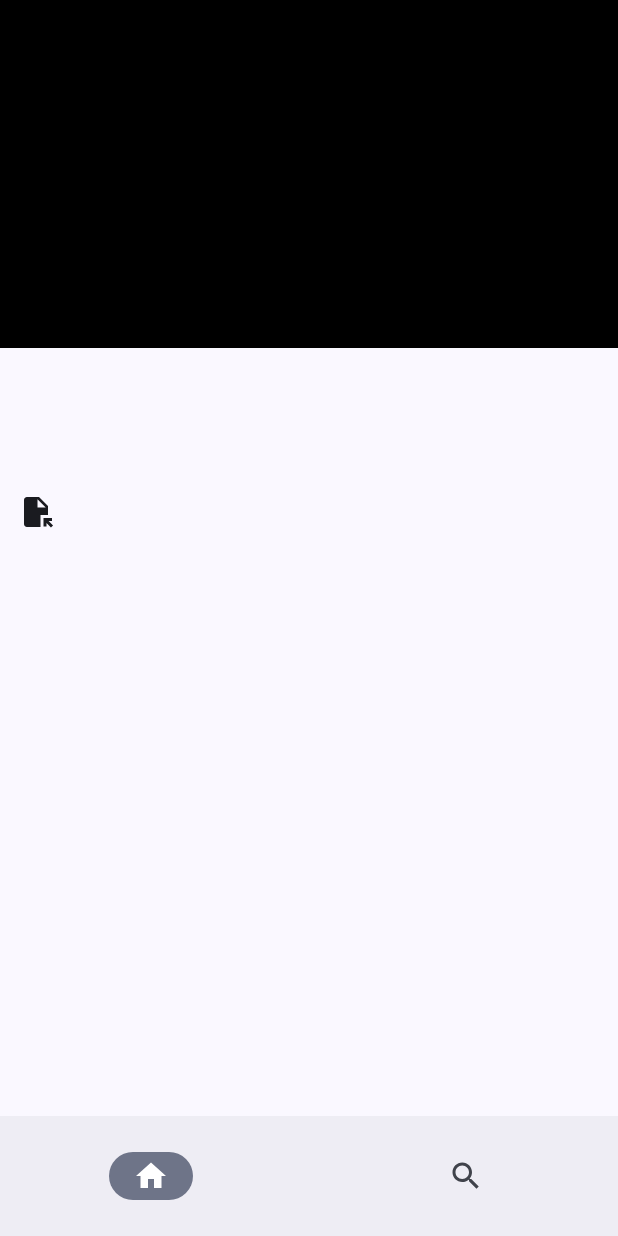
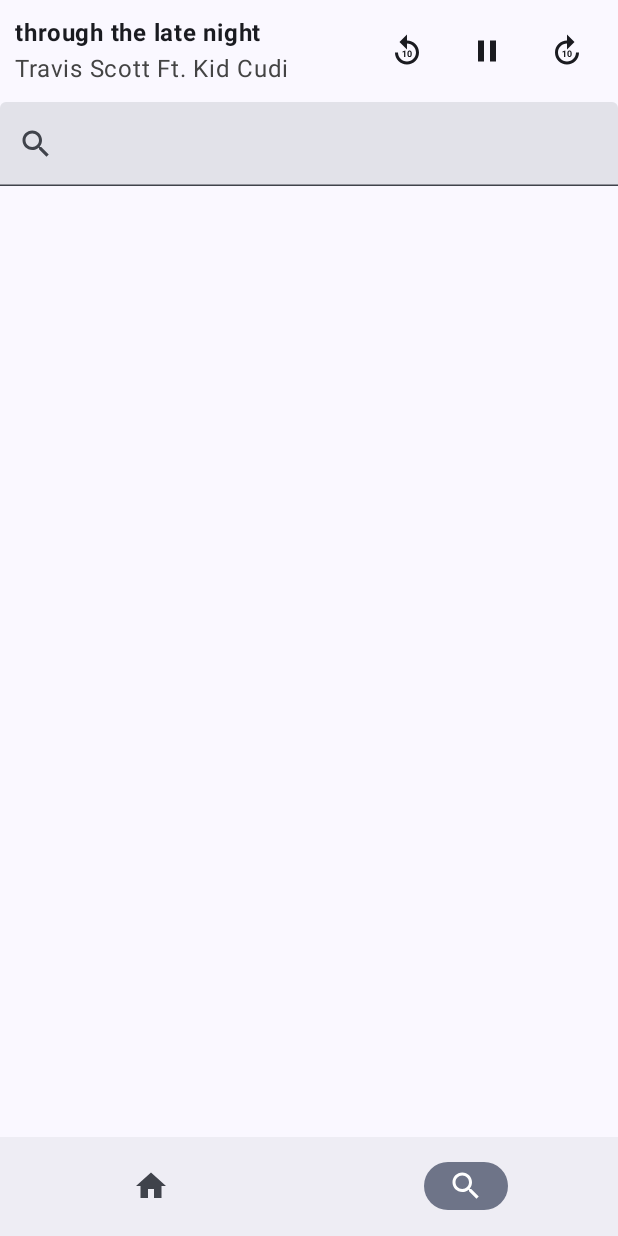
Before and after one commit to varunkumar2004/Music-App, an Android app built with Jetpack Compose: the screen it shows after launch (MainActivity), on a phone screen of 412 x 824 dp. Run offline under Robolectric (Android 15) with nearby library versions, the phone set to English and light mode, and no system bars; our stand-ins replace Dagger/Hilt's generated code.

Commit message:
Package Modified

```diff
--- a/app/src/main/java/com/varunkumar/audioactivityresult/MainActivity.kt
+++ b/app/src/main/java/com/varunkumar/audioactivityresult/MainActivity.kt
@@ -7,22 +7,43 @@ import androidx.activity.ComponentActivity
 import androidx.activity.compose.setContent
 import androidx.annotation.OptIn
 import androidx.annotation.RequiresApi
+import androidx.compose.foundation.layout.Arrangement
+import androidx.compose.foundation.layout.Box
+import androidx.compose.foundation.layout.Column
+import androidx.compose.foundation.layout.Row
+import androidx.compose.foundation.layout.Spacer
+import androidx.compose.foundation.layout.fillMaxWidth
+import androidx.compose.foundation.layout.height
 import androidx.compose.foundation.layout.padding
+import androidx.compose.foundation.layout.size
+import androidx.compose.foundation.layout.width
+import androidx.compose.foundation.shape.CircleShape
 import androidx.compose.material.icons.Icons
+import androidx.compose.material.icons.filled.Forward10
 import androidx.compose.material.icons.filled.Home
+import androidx.compose.material.icons.filled.Pause
+import androidx.compose.material.icons.filled.Replay10
 import androidx.compose.material.icons.filled.Search
+import androidx.compose.material3.Divider
 import androidx.compose.material3.Icon
+import androidx.compose.material3.IconButton
 import androidx.compose.material3.NavigationBar
 import androidx.compose.material3.NavigationBarItem
 import androidx.compose.material3.Scaffold
 import androidx.compose.material3.Text
+import androidx.compose.material3.TextFieldDefaults
 import androidx.compose.runtime.Composable
 import androidx.compose.runtime.getValue
 import androidx.compose.runtime.mutableStateOf
 import androidx.compose.runtime.remember
 import androidx.compose.runtime.setValue
+import androidx.compose.ui.Alignment
 import androidx.compose.ui.Modifier
+import androidx.compose.ui.draw.clip
+import androidx.compose.ui.graphics.Color
 import androidx.compose.ui.graphics.vector.ImageVector
+import androidx.compose.ui.text.font.FontWeight
+import androidx.compose.ui.unit.dp
 import androidx.core.app.ActivityCompat
 import androidx.hilt.navigation.compose.hiltViewModel
 import androidx.media3.common.util.UnstableApi
@@ -72,12 +93,17 @@ class MainActivity : ComponentActivity() {
 //                }
 //                HomeScreen(viewModel = mainViewModel)
                 var selectedIcon by remember {
-                    mutableStateOf(NavigationBarItems.Home.label)
+                    mutableStateOf(NavigationBarItems.Search.label)
                 }
 
                 Scaffold(
+                    topBar = {
+                        TopBar()
+                    },
                     bottomBar = {
-                        NavigationBar {
+                        NavigationBar(
+                            modifier = Modifier.height(TextFieldDefaults.MinHeight + 10.dp),
+                        ) {
                             NavigationBarItem(
                                 alwaysShowLabel = false,
                                 selected = selectedIcon == NavigationBarItems.Home.label,
@@ -120,6 +146,46 @@ class MainActivity : ComponentActivity() {
     }
 }
 
+@Composable
+fun TopBar() {
+    val modifier = Modifier.fillMaxWidth()
+
+    Row(
+        modifier = modifier.padding(10.dp),
+        verticalAlignment = Alignment.CenterVertically,
+        horizontalArrangement = Arrangement.SpaceBetween
+    ) {
+
+        // display cover if present
+        Column {
+            Text(text = "through the late night", fontWeight = FontWeight.Bold)
+            Text(text = "Travis Scott Ft. Kid Cudi", color = Color.DarkGray)
+        }
+
+        MusicPlayerView()
+    }
+}
+
+@Composable
+fun MusicPlayerView() {
+    Row(
+        verticalAlignment = Alignment.CenterVertically,
+        horizontalArrangement = Arrangement.spacedBy(5.dp)
+    ) {
+        IconButton(onClick = { /*TODO*/ }) {
+            Icon(imageVector = Icons.Default.Replay10, contentDescription = null)
+        }
+
+        IconButton(onClick = { /*TODO*/ }) {
+            Icon(imageVector = Icons.Default.Pause, contentDescription = null)
+        }
+
+        IconButton(onClick = { /*TODO*/ }) {
+            Icon(imageVector = Icons.Default.Forward10, contentDescription = null)
+        }
+    }
+}
+
 sealed class NavigationBarItems(
     val label: String,
     val icon: ImageVector
--- a/app/src/main/java/com/varunkumar/audioactivityresult/di/AppModule.kt
+++ b/app/src/main/java/com/varunkumar/audioactivityresult/di/AppModule.kt
@@ -3,8 +3,8 @@ package com.varunkumar.audioactivityresult.di
 import android.app.Application
 import androidx.media3.common.Player
 import androidx.media3.exoplayer.ExoPlayer
-import com.varunkumar.audioactivityresult.MetaDataReader
-import com.varunkumar.audioactivityresult.MetaDataReaderImpl
+import com.varunkumar.audioactivityresult.domain.MetaDataReader
+import com.varunkumar.audioactivityresult.domain.MetaDataReaderImpl
 import com.varunkumar.audioactivityresult.domain.ApiService
 import dagger.Module
 import dagger.Provides
@@ -13,6 +13,7 @@ import dagger.hilt.android.components.ViewModelComponent
 import dagger.hilt.android.scopes.ViewModelScoped
 import retrofit2.Retrofit
 import retrofit2.converter.gson.GsonConverterFactory
+import javax.inject.Named
 import javax.inject.Singleton
 
 @Module
@@ -23,6 +24,7 @@ object AppModule {
     @Provides
     // make this scoped for whole application
     @ViewModelScoped
+    @Named("mainViewModelPlayer")
     fun provideAudioPlayer(app: Application): Player {
         return ExoPlayer.Builder(app).build()
     }
@@ -43,4 +45,11 @@ object AppModule {
             .build()
             .create(ApiService::class.java)
     }
+
+    @Provides
+    @Singleton
+    @Named("appPlayer")
+    fun providePlayer(app: Application): Player {
+        return ExoPlayer.Builder(app).build()
+    }
 }
--- a/app/src/main/java/com/varunkumar/audioactivityresult/domain/ApiService.kt
+++ b/app/src/main/java/com/varunkumar/audioactivityresult/domain/ApiService.kt
@@ -1,6 +1,6 @@
 package com.varunkumar.audioactivityresult.domain
 
-import com.varunkumar.audioactivityresult.data.model.ApiData
+import com.varunkumar.audioactivityresult.model.ApiData
 import retrofit2.Call
 import retrofit2.http.GET
 import retrofit2.http.Headers
--- a/app/src/main/java/com/varunkumar/audioactivityresult/data/model/Album.kt
+++ b/app/src/main/java/com/varunkumar/audioactivityresult/model/Album.kt
@@ -1,4 +1,4 @@
-package com.varunkumar.audioactivityresult.data.model
+package com.varunkumar.audioactivityresult.model
 
 data class Album(
     val cover: String,
--- a/app/src/main/java/com/varunkumar/audioactivityresult/data/model/ApiData.kt
+++ b/app/src/main/java/com/varunkumar/audioactivityresult/model/ApiData.kt
@@ -1,4 +1,4 @@
-package com.varunkumar.audioactivityresult.data.model
+package com.varunkumar.audioactivityresult.model
 
 data class ApiData(
     val `data`: List<Data>,
--- a/app/src/main/java/com/varunkumar/audioactivityresult/data/model/Artist.kt
+++ b/app/src/main/java/com/varunkumar/audioactivityresult/model/Artist.kt
@@ -1,4 +1,4 @@
-package com.varunkumar.audioactivityresult.data.model
+package com.varunkumar.audioactivityresult.model
 
 data class Artist(
     val id: Int,
--- a/app/src/main/java/com/varunkumar/audioactivityresult/data/model/AudioItem.kt
+++ b/app/src/main/java/com/varunkumar/audioactivityresult/model/AudioItem.kt
@@ -1,9 +1,9 @@
-package com.varunkumar.audioactivityresult.data.model
+package com.varunkumar.audioactivityresult.model
 
 import android.net.Uri
 import androidx.media3.common.MediaItem
 
-data class AudioItem(
+data class AudioItem (
     val contentUri: Uri,
     val mediaItem: MediaItem,
     val name: String,
--- a/app/src/main/java/com/varunkumar/audioactivityresult/data/model/Data.kt
+++ b/app/src/main/java/com/varunkumar/audioactivityresult/model/Data.kt
@@ -1,4 +1,4 @@
-package com.varunkumar.audioactivityresult.data.model
+package com.varunkumar.audioactivityresult.model
 
 data class Data(
     val album: Album,
--- a/app/src/main/java/com/varunkumar/audioactivityresult/presentation/ApiViewModel.kt
+++ b/app/src/main/java/com/varunkumar/audioactivityresult/presentation/ApiViewModel.kt
@@ -3,7 +3,7 @@ package com.varunkumar.audioactivityresult.presentation
 import androidx.compose.runtime.mutableStateOf
 import androidx.lifecycle.SavedStateHandle
 import androidx.lifecycle.ViewModel
-import com.varunkumar.audioactivityresult.data.model.ApiData
+import com.varunkumar.audioactivityresult.model.ApiData
 import com.varunkumar.audioactivityresult.domain.ApiService
 import com.varunkumar.audioactivityresult.utils.Result
 import dagger.hilt.android.lifecycle.HiltViewModel
@@ -19,12 +19,14 @@ class ApiViewModel @Inject constructor(
 ) : ViewModel() {
     private val _search = mutableStateOf(savedStateHandle.get<String>("search") ?: "")
     val search get() = _search
+
     private val _isLoading = mutableStateOf(false)
     val isLoading get() = _isLoading
+
     private val _result = mutableStateOf<Result<ApiData?>>(Result.Success(null))
     val result get() = _result
 
-    fun onTextchange(text: String) {
+    fun onTextChange(text: String) {
         _search.value = text
     }
 
--- a/app/src/main/java/com/varunkumar/audioactivityresult/presentation/MainViewModel.kt
+++ b/app/src/main/java/com/varunkumar/audioactivityresult/presentation/MainViewModel.kt
@@ -1,23 +1,23 @@
 package com.varunkumar.audioactivityresult.presentation
 
 import android.net.Uri
-import androidx.compose.runtime.mutableStateListOf
 import androidx.lifecycle.SavedStateHandle
 import androidx.lifecycle.ViewModel
 import androidx.lifecycle.viewModelScope
 import androidx.media3.common.MediaItem
 import androidx.media3.common.Player
-import com.varunkumar.audioactivityresult.MetaDataReader
-import com.varunkumar.audioactivityresult.data.model.AudioItem
+import com.varunkumar.audioactivityresult.domain.MetaDataReader
+import com.varunkumar.audioactivityresult.model.AudioItem
 import dagger.hilt.android.lifecycle.HiltViewModel
 import kotlinx.coroutines.flow.SharingStarted
 import kotlinx.coroutines.flow.map
 import kotlinx.coroutines.flow.stateIn
 import javax.inject.Inject
+import javax.inject.Named
 
 @HiltViewModel
 class MainViewModel @Inject constructor(
-    val player: Player,
+    @Named("mainViewModelPlayer") val player: Player,
     private val metaDataReader: MetaDataReader,
     private val savedStateHandle: SavedStateHandle
 ) : ViewModel() {
```
Also changed, not shown: app/src/main/java/com/varunkumar/audioactivityresult/domain/MetaData.kt (added, +7 -0 lines), app/src/main/java/com/varunkumar/audioactivityresult/domain/MetaDataReader.kt (added, +7 -0 lines), app/src/main/java/com/varunkumar/audioactivityresult/domain/MetaDataReaderImpl.kt (renamed from app/src/main/java/com/varunkumar/audioactivityresult/MetaDataReader.kt, +1 -11 lines), app/src/main/java/com/varunkumar/audioactivityresult/presentation/views/HomeScreen.kt (+4 -3 lines), app/src/main/java/com/varunkumar/audioactivityresult/presentation/views/SearchScreen.kt (+45 -38 lines), app/src/main/java/com/varunkumar/audioactivityresult/utils/utils.kt (+7 -1 lines).
